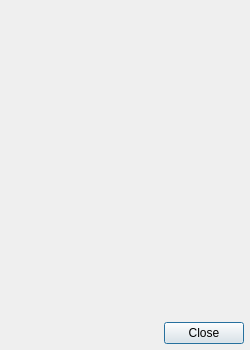
Qt form src/trackvolumesdialog.ui (gitGNU/gnu_tutka) before a commit.
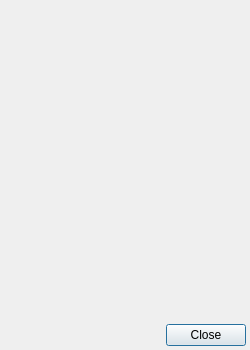
The same form after that commit.

Diff of the .ui file:
```diff
--- a/src/trackvolumesdialog.ui
+++ b/src/trackvolumesdialog.ui
@@ -15,10 +15,10 @@
   </property>
   <layout class="QVBoxLayout" name="verticalLayout">
    <property name="spacing">
-    <number>6</number>
+    <number>4</number>
    </property>
    <property name="margin">
-    <number>6</number>
+    <number>4</number>
    </property>
    <item>
     <widget class="QScrollArea" name="scrollArea">
```
